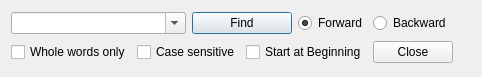
The window that findwidget.ui (orao/texmaker) describes before a commit, drawn with Qt 5.
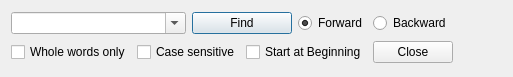
The same window after the commit.

Diff of the .ui file:
```diff
--- a/findwidget.ui
+++ b/findwidget.ui
@@ -1,11 +1,11 @@
 <ui version="4.0" >
  <class>FindWidget</class>
- <widget class="QWidget" name="FindWidget" >
-  <property name="geometry" >
+ <widget class="QWidget" name="FindWidget">
+  <property name="geometry">
    <rect>
     <x>0</x>
     <y>0</y>
-    <width>482</width>
+    <width>513</width>
     <height>77</height>
    </rect>
   </property>
```
Left out of the diff: 72 changed lines with no effect on the pictures.
